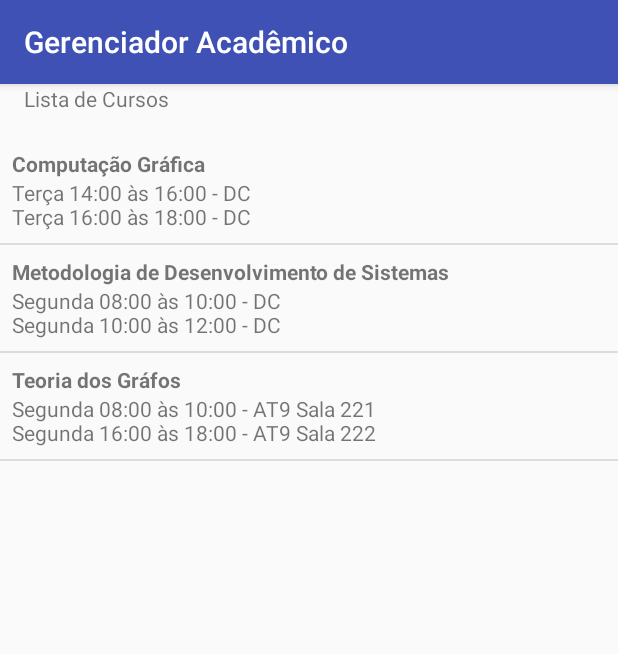
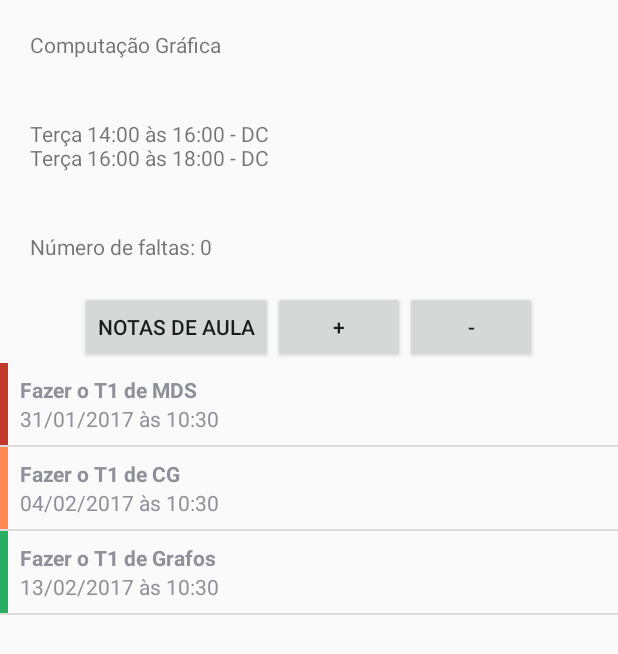
Before and after one commit to hguarnieri/mds-gerenciador, an Android app: the fragment CursosFragment shown on its own in the app's theme, after a tap on "Computação Gráfica", on a phone screen of 412 x 824 dp. Shown: the top 654 px of the screen. Run offline under Robolectric (Android 15) with nearby library versions, the phone set to English and light mode, and no system bars; libraries missing offline, so code that uses them is left out: com.google.api.client.

Commit message:
CourseActivity

```diff
--- a/app/src/main/AndroidManifest.xml
+++ b/app/src/main/AndroidManifest.xml
@@ -33,6 +33,11 @@
             android:label="Add Semester" >
 
         </activity>
+        <activity
+            android:name=".CursoActivity"
+            android:label="Course View" >
+
+        </activity>
     </application>
 
 </manifest>
--- a/app/src/main/java/br/ufscar/mds/gerenciador/CursoActivity.java
+++ b/app/src/main/java/br/ufscar/mds/gerenciador/CursoActivity.java
@@ -3,12 +3,21 @@ package br.ufscar.mds.gerenciador;
 import android.app.Activity;
 import android.graphics.Color;
 import android.os.Bundle;
+import android.util.Log;
 import android.view.View;
+import android.widget.AdapterView;
 import android.widget.Button;
 import android.widget.EditText;
+import android.widget.ListView;
+import android.widget.TextView;
 
+import java.util.List;
+
+import br.ufscar.mds.gerenciador.data.Atividade;
+import br.ufscar.mds.gerenciador.data.Curso;
 import br.ufscar.mds.gerenciador.data.Semestre;
 import br.ufscar.mds.gerenciador.database.DbInterface;
+import br.ufscar.mds.gerenciador.utils.ListViewAtividadesAdapter;
 
 /**
  * Created by gabri on 29/01/2017.
@@ -16,10 +25,66 @@ import br.ufscar.mds.gerenciador.database.DbInterface;
 
 public class CursoActivity extends Activity {
 
+    Curso course;
+    TextView mTextViewTitulo;
+    TextView mTextViewHorarios;
+    TextView mTextViewFaltas;
+    ListView mListViewAtividades;
+
+    Button mButtonIncreaseAbsence;
+    Button mButtonDecreaseAbsence;
+    Button mButtonClassNotes;
+
     @Override
     protected void onCreate(Bundle savedInstanceState) {
         super.onCreate(savedInstanceState);
-        setContentView(R.layout.activity_add_semester);
+        setContentView(R.layout.activity_curso);
+
+        Bundle bundle = getIntent().getExtras();
+        int courseId = bundle.getInt("courseId");
+
+        this.course = DbInterface.getCourse(getApplicationContext(), courseId);
+
+        mTextViewTitulo = (TextView) findViewById(R.id.activity_curso_titulo);
+        mTextViewHorarios = (TextView) findViewById(R.id.activity_curso_horarios);
+        mTextViewFaltas = (TextView) findViewById(R.id.activity_curso_faltas);
+        mListViewAtividades = (ListView) findViewById(R.id.activity_curso_listview_atividades);
+
+        mButtonClassNotes = (Button) findViewById(R.id.activity_curso_button_notas);
+        mButtonIncreaseAbsence = (Button) findViewById(R.id.activity_curso_button_falta_add);
+        mButtonDecreaseAbsence = (Button) findViewById(R.id.activity_curso_button_falta_dec);
+
+        mButtonIncreaseAbsence.setOnClickListener(new View.OnClickListener() {
+            @Override
+            public void onClick(View v) {
+                course.increaseAbsences();
+                DbInterface.updateCourse(getApplicationContext(), course);
+                mTextViewFaltas.setText("Número de faltas: " + course.getAbsences());
+            }
+        });
+
+        mButtonDecreaseAbsence.setOnClickListener(new View.OnClickListener() {
+            @Override
+            public void onClick(View v) {
+                course.decreaseAbsences();
+                DbInterface.updateCourse(getApplicationContext(), course);
+                mTextViewFaltas.setText("Número de faltas: " + course.getAbsences());
+            }
+        });
+
+        mTextViewTitulo.setText(this.course.getNome());
+        mTextViewHorarios.setText(this.course.getHorario1() + "\n" + this.course.getHorario2());
+        mTextViewFaltas.setText("Número de faltas: " + this.course.getAbsences());
+
+        List<Atividade> atividades = DbInterface.getAllFutureAssignmentsByCourse(getApplicationContext(), courseId);
+        mListViewAtividades.setAdapter(new ListViewAtividadesAdapter(getApplicationContext(), atividades));
+        mListViewAtividades.setOnItemClickListener(new AdapterView.OnItemClickListener(){
+            @Override
+            public void onItemClick(AdapterView<?> adapterView, View view, int myItemInt, long l) {
+                //TODO Criar visualização da atividade e chamar ela
+                Log.v("AtividadesFragment","Selecionado o item: " + myItemInt);
+            }
+        });
 
 
     }
--- a/app/src/main/java/br/ufscar/mds/gerenciador/CursosFragment.java
+++ b/app/src/main/java/br/ufscar/mds/gerenciador/CursosFragment.java
@@ -1,5 +1,6 @@
 package br.ufscar.mds.gerenciador;
 
+import android.content.Intent;
 import android.support.v4.app.Fragment;
 import android.os.Bundle;
 import android.util.Log;
@@ -31,17 +32,20 @@ public class CursosFragment extends Fragment {
             DbInterface.saveCourse(getContext(), curso3);
         }
 
-        List<Curso> courses = DbInterface.getAllCourses(getContext());
+        final List<Curso> courses = DbInterface.getAllCourses(getContext());
         View view = inflater.inflate(R.layout.view_cursos, container, false);
 
         ListView listViewCursos = (ListView) view.findViewById(R.id.list_view_cursos);
         listViewCursos.setAdapter(new ListViewCursosAdapter(getContext(), courses));
         listViewCursos.setOnItemClickListener(new AdapterView.OnItemClickListener(){
             @Override
-            public void onItemClick(AdapterView<?> adapterView, View view, int myItemInt, long l) {
-                //TODO Criar visualização da atividade e chamar ela
-                Log.v("CursosFragment","Selecionado o item: " + myItemInt);
+            public void onItemClick(AdapterView<?> adapterView, View view, int pos, long l) {
+                Bundle b = new Bundle();
+                b.putInt("courseId", courses.get(pos).getId());
 
+                Intent i = new Intent(getActivity(), CursoActivity.class);
+                i.putExtras(b);
+                startActivity(i);
             }
         });
 
--- a/app/src/main/java/br/ufscar/mds/gerenciador/data/Curso.java
+++ b/app/src/main/java/br/ufscar/mds/gerenciador/data/Curso.java
@@ -10,6 +10,7 @@ public class Curso {
     private String horario1;
     private String horario2;
     private int semestreId;
+    private int absences;
 
     public Curso() {
     }
@@ -71,4 +72,23 @@ public class Curso {
                 ", semestreId=" + semestreId +
                 '}';
     }
+
+
+    public void increaseAbsences() {
+        this.absences++;
+    }
+
+    public void decreaseAbsences() {
+        if (this.absences > 0) {
+            this.absences--;
+        }
+    }
+
+    public int getAbsences() {
+        return absences;
+    }
+
+    public void setAbsences(int absences) {
+        this.absences = absences;
+    }
 }
--- a/app/src/main/java/br/ufscar/mds/gerenciador/database/DbInterface.java
+++ b/app/src/main/java/br/ufscar/mds/gerenciador/database/DbInterface.java
@@ -85,6 +85,7 @@ public class DbInterface {
         values.put(GerenciadorContract.CursoEntry.COLUMN_NAME_NOME, course.getNome());
         values.put(GerenciadorContract.CursoEntry.COLUMN_NAME_HORARIO1, course.getHorario1());
         values.put(GerenciadorContract.CursoEntry.COLUMN_NAME_HORARIO2, course.getHorario2());
+        values.put(GerenciadorContract.CursoEntry.COLUMN_NAME_ABSENCES, course.getAbsences());
 
         long newRowId = db.insert(GerenciadorContract.CursoEntry.TABLE_NAME, null, values);
 
@@ -108,6 +109,7 @@ public class DbInterface {
         values.put(GerenciadorContract.CursoEntry.COLUMN_NAME_NOME, course.getNome());
         values.put(GerenciadorContract.CursoEntry.COLUMN_NAME_HORARIO1, course.getHorario1());
         values.put(GerenciadorContract.CursoEntry.COLUMN_NAME_HORARIO2, course.getHorario2());
+        values.put(GerenciadorContract.CursoEntry.COLUMN_NAME_ABSENCES, course.getAbsences());
 
         // Parameters
         String   whereClause = GerenciadorContract.CursoEntry._ID + " = ?";
@@ -228,8 +230,8 @@ public class DbInterface {
     private static List<Semestre> getSemesters(Context context, Integer ano, Integer periodo) {
         List<Semestre> lista = new ArrayList<Semestre>();
 
-        AtividadeDbHelper dbHelper;
-        dbHelper = new AtividadeDbHelper(context);
+        SemestreDbHelper dbHelper;
+        dbHelper = new SemestreDbHelper(context);
         SQLiteDatabase db = dbHelper.getReadableDatabase();
 
         String[] tableColumns = {
@@ -285,16 +287,7 @@ public class DbInterface {
     }
 
     public static Curso getCourse(Context context, int courseId) {
-        List<Curso> cursos = getCourses(context, null, courseId);
-
-        if (cursos.size() == 1) {
-            return cursos.get(0);
-        } else if (cursos.size() >= 1) {
-            System.out.println("Erro! Mais de um curso com o mesmo id encontrado!");
-            return null;
-        } else {
-            return null;
-        }
+        return getCourses(context, null, courseId).get(0);
     }
 
     // Vamos manter privado para evitar erros, utilizar os métodos acima ou criar novos
@@ -316,7 +309,8 @@ public class DbInterface {
                 GerenciadorContract.CursoEntry.COLUMN_NAME_SEMESTRE_ID,
                 GerenciadorContract.CursoEntry.COLUMN_NAME_NOME,
                 GerenciadorContract.CursoEntry.COLUMN_NAME_HORARIO1,
-                GerenciadorContract.CursoEntry.COLUMN_NAME_HORARIO2
+                GerenciadorContract.CursoEntry.COLUMN_NAME_HORARIO2,
+                GerenciadorContract.CursoEntry.COLUMN_NAME_ABSENCES
         };
 
         // Parameters
@@ -479,6 +473,7 @@ public class DbInterface {
         curso.setNome(cursor.getString(2));
         curso.setHorario1(cursor.getString(3));
         curso.setHorario2(cursor.getString(4));
+        curso.setAbsences(cursor.getInt(5));
 
         return curso;
     }
--- a/app/src/main/java/br/ufscar/mds/gerenciador/database/GerenciadorContract.java
+++ b/app/src/main/java/br/ufscar/mds/gerenciador/database/GerenciadorContract.java
@@ -21,6 +21,7 @@ public class GerenciadorContract {
         public static final String COLUMN_NAME_NOME = "nome";
         public static final String COLUMN_NAME_HORARIO1 = "horario1";
         public static final String COLUMN_NAME_HORARIO2 = "horario2";
+        public static final String COLUMN_NAME_ABSENCES = "absences";
     }
 
     public static class AtividadeEntry implements BaseColumns {
--- a/app/src/main/java/br/ufscar/mds/gerenciador/database/helpers/CursoDbHelper.java
+++ b/app/src/main/java/br/ufscar/mds/gerenciador/database/helpers/CursoDbHelper.java
@@ -22,13 +22,14 @@ public class CursoDbHelper extends SQLiteOpenHelper {
                     GerenciadorContract.CursoEntry.COLUMN_NAME_HORARIO1 + TEXT_TYPE + COMMA_SEP +
                     GerenciadorContract.CursoEntry.COLUMN_NAME_HORARIO2 + TEXT_TYPE  + COMMA_SEP +
                     GerenciadorContract.CursoEntry.COLUMN_NAME_SEMESTRE_ID + INTEGER_TYPE + COMMA_SEP +
+                    GerenciadorContract.CursoEntry.COLUMN_NAME_ABSENCES + INTEGER_TYPE + COMMA_SEP +
                     "FOREIGN KEY(" + GerenciadorContract.CursoEntry.COLUMN_NAME_SEMESTRE_ID + ") REFERENCES " +
                     GerenciadorContract.SemestreEntry.TABLE_NAME + "(" + GerenciadorContract.SemestreEntry._ID + ")" + ")";
 
     private static final String SQL_DELETE_ENTRIES =
             "DROP TABLE IF EXISTS " + GerenciadorContract.CursoEntry.TABLE_NAME;
 
-    public static final int DATABASE_VERSION = 2;
+    public static final int DATABASE_VERSION = 3;
     public static final String DATABASE_NAME = "Cursos.db";
 
     public CursoDbHelper(Context context) {
--- a/app/src/main/res/layout/activity_curso.xml
+++ b/app/src/main/res/layout/activity_curso.xml
@@ -17,6 +17,13 @@
         android:padding="10dp"
         android:layout_margin="10dp"
         android:id="@+id/activity_curso_horarios"/>
+
+    <TextView
+        android:layout_width="match_parent"
+        android:layout_height="wrap_content"
+        android:padding="10dp"
+        android:layout_margin="10dp"
+        android:id="@+id/activity_curso_faltas"/>
 
     <LinearLayout
         android:layout_width="wrap_content"
```
Also changed, not shown: app/src/main/java/br/ufscar/mds/gerenciador/AtividadesFragment.java (+27 -1 lines), app/src/main/java/br/ufscar/mds/gerenciador/utils/ListViewAtividadesAdapter.java (+2 -22 lines).
